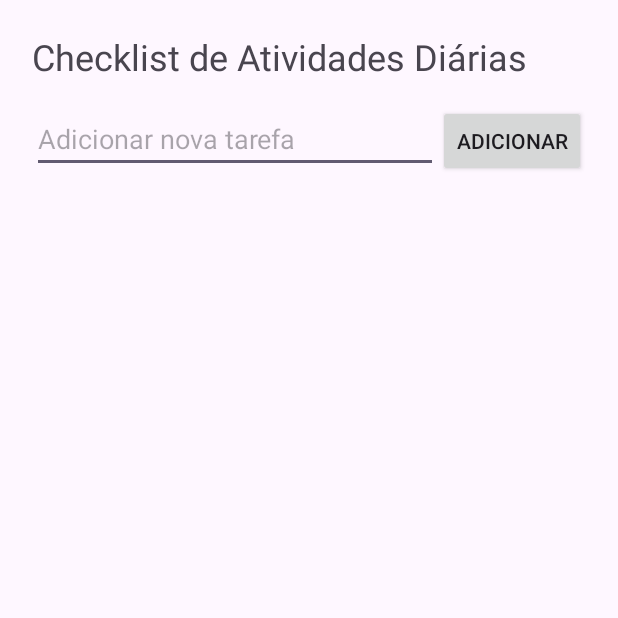
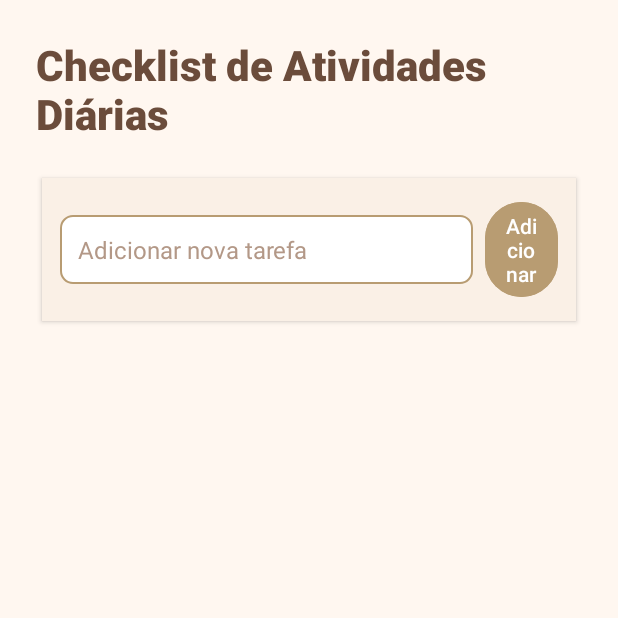
Before and after one commit to IasmimCoder/checklist-kotlin, an Android app: the screen it shows after launch (MainActivity), on a phone screen of 412 x 824 dp, the top half of it. Run offline under Robolectric (Android 15) with nearby library versions, the phone set to English and light mode, and no system bars.

```diff
--- a/app/src/main/java/com/example/checklistkotlin/MainActivity.kt
+++ b/app/src/main/java/com/example/checklistkotlin/MainActivity.kt
@@ -10,13 +10,15 @@ import androidx.core.view.setPadding
 import android.view.ViewGroup
 import androidx.appcompat.app.AlertDialog
 
+//classe Task que armazena o texto e o status done: Boolean
+data class Task(var text: String, var done: Boolean = false)
 
 class MainActivity : AppCompatActivity() {
 
     private lateinit var listView: ListView // elemento para mostrar a lista de tarefas.
     private lateinit var addButton: Button // botão para adicionar novas tarefas.
     private lateinit var inputTask: EditText // campo de texto para digitar a tarefa.
-    private val tasks = ArrayList<String>() // lista que armazena as strings das tarefas adicionadas.
+    private val tasks = ArrayList<Task>() // lista que armazena as tarefas adicionadas.
     private lateinit var adapter: TaskAdapter
 
     //O método onCreate é chamado quando a Activity é criada.
@@ -24,51 +26,17 @@ class MainActivity : AppCompatActivity() {
     override fun onCreate(savedInstanceState: Bundle?) {
         super.onCreate(savedInstanceState)
 
-        // Cria um layout vertical que será o container principal da tela, com padding 32 pixels.
-        val rootLayout = LinearLayout(this).apply {
-            orientation = LinearLayout.VERTICAL
-            setPadding(32)
-        }
+        // Usa seu layout XML
+        setContentView(R.layout.activity_main)
 
-        // Cria um título na parte superior e adiciona ao layout principal.
-        val title = TextView(this).apply {
-            text = "Checklist de Atividades Diárias"
-            textSize = 24f
-            setPadding(0, 0, 0, 24)
-        }
-        rootLayout.addView(title)
 
-        // Um layout horizontal para o campo de texto e o botão de adicionar lado a lado.
-        val inputLayout = LinearLayout(this).apply {
-            orientation = LinearLayout.HORIZONTAL
-        }
+        // Referencia views do XML
+        listView = findViewById(R.id.taskListView)
+        addButton = findViewById(R.id.addButton)
+        inputTask = findViewById(R.id.inputTask)
 
-        // Campo onde o usuário digita sua nova tarefa, ocupando o máximo de espaço possível na horizontal.
-        inputTask = EditText(this).apply {
-            hint = "Adicionar nova tarefa"
-            layoutParams = LinearLayout.LayoutParams(0, LinearLayout.LayoutParams.WRAP_CONTENT, 1f)
-            inputType = InputType.TYPE_CLASS_TEXT
-        }
-
-        //Botão para adicionar a tarefa digitada
-        addButton = Button(this).apply {
-            text = "Adicionar"
-            layoutParams = LinearLayout.LayoutParams(LinearLayout.LayoutParams.WRAP_CONTENT, LinearLayout.LayoutParams.WRAP_CONTENT)
-        }
-
-        //O campo de texto e o botão são adicionados ao layout de entrada, que por sua vez é adicionado ao layout principal.
-        inputLayout.addView(inputTask)
-        inputLayout.addView(addButton)
-
-        rootLayout.addView(inputLayout)
-
-        // Um ListView é criado para exibir a lista de tarefas e adicionado ao layout principal.
-        listView = ListView(this)
-        rootLayout.addView(listView)
-
-        // O layout principal é definido como a visualização da Activity.
-        // Um adaptador (TaskAdapter) é criado e associado ao ListView.
-        setContentView(rootLayout)
+        adapter = TaskAdapter()
+        listView.adapter = adapter
 
         adapter = TaskAdapter()
         listView.adapter = adapter
@@ -78,9 +46,9 @@ class MainActivity : AppCompatActivity() {
         // Se não estiver, a tarefa é adicionada à lista e a interface é atualizada.
         // Caso contrário, uma mensagem de erro é exibida.
         addButton.setOnClickListener {
-            val taskText = inputTask.text.toString().trim()
-            if (taskText.isNotEmpty()) {
-                tasks.add(taskText)
+            val text = inputTask.text.toString().trim()
+            if (text.isNotEmpty()) {
+                tasks.add(Task(text))
                 adapter.notifyDataSetChanged()
                 inputTask.text.clear()
             } else {
@@ -93,7 +61,7 @@ class MainActivity : AppCompatActivity() {
     //O ListView será atualizado automaticamente.
     private fun showEditDialog(position: Int) {
         val editText = EditText(this).apply {
-            setText(tasks[position])
+            setText(tasks[position].text)
         }
 
         AlertDialog.Builder(this)
@@ -102,7 +70,7 @@ class MainActivity : AppCompatActivity() {
             .setPositiveButton("Salvar") { _, _ ->
                 val newText = editText.text.toString().trim()
                 if (newText.isNotEmpty()) {
-                    tasks[position] = newText
+                    tasks[position].text = newText
                     adapter.notifyDataSetChanged()
                 } else {
                     Toast.makeText(this, "A tarefa não pode estar vazia.", Toast.LENGTH_SHORT).show()
@@ -141,7 +109,7 @@ class MainActivity : AppCompatActivity() {
 
                 val deleteButton = ImageButton(this@MainActivity).apply {
                     setImageResource(android.R.drawable.ic_menu_delete)
-                    setBackgroundResource(0)
+                    setBackgroundColor(android.graphics.Color.TRANSPARENT)
                 }
 
 
@@ -157,8 +125,16 @@ class MainActivity : AppCompatActivity() {
             }
 
             val task = tasks[position]
-            viewHolder.checkBox.text = task
-            viewHolder.checkBox.isChecked = false
+            viewHolder.checkBox.text = task.text
+
+            // Remove listener antigo antes de mudar o estado para evitar disparo indesejado
+            viewHolder.checkBox.setOnCheckedChangeListener(null)
+            viewHolder.checkBox.isChecked = task.done  // Define o estado sem disparar listener
+
+            viewHolder.checkBox.setOnCheckedChangeListener { _, isChecked ->
+                task.done = isChecked // Atualiza o objeto
+            }
+
             viewHolder.deleteButton.setOnClickListener {
                 tasks.removeAt(position)
                 notifyDataSetChanged()
@@ -166,6 +142,7 @@ class MainActivity : AppCompatActivity() {
 
             viewHolder.checkBox.setOnClickListener {
                 showEditDialog(position)
+                true
             }
 
             return view
```
